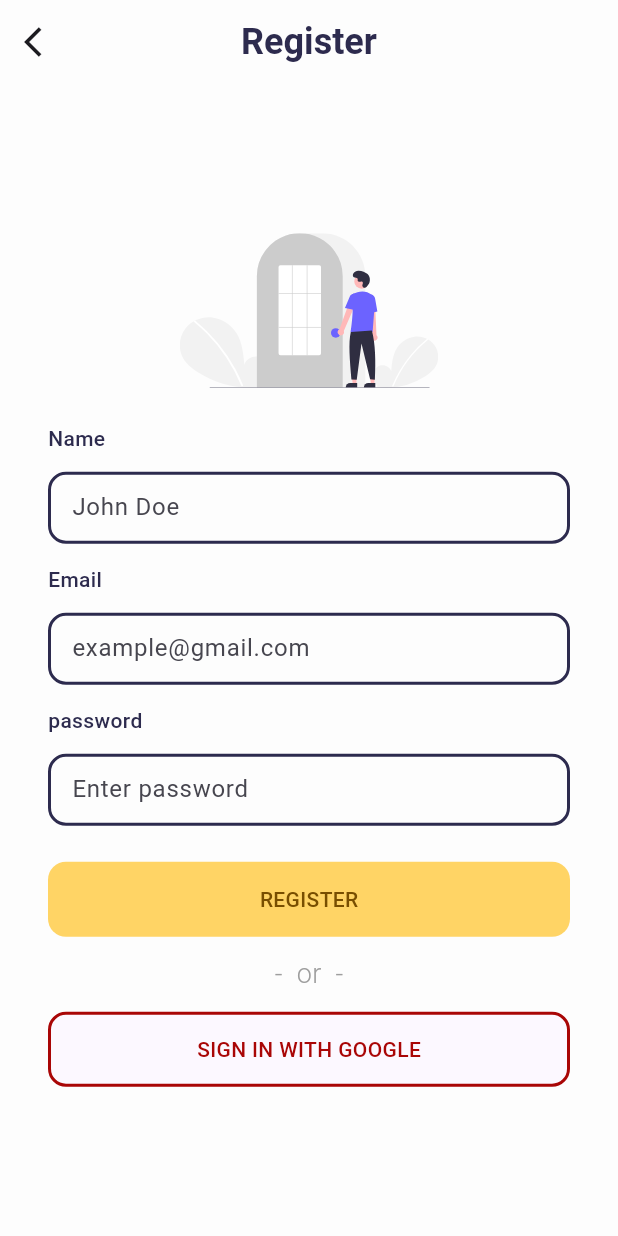
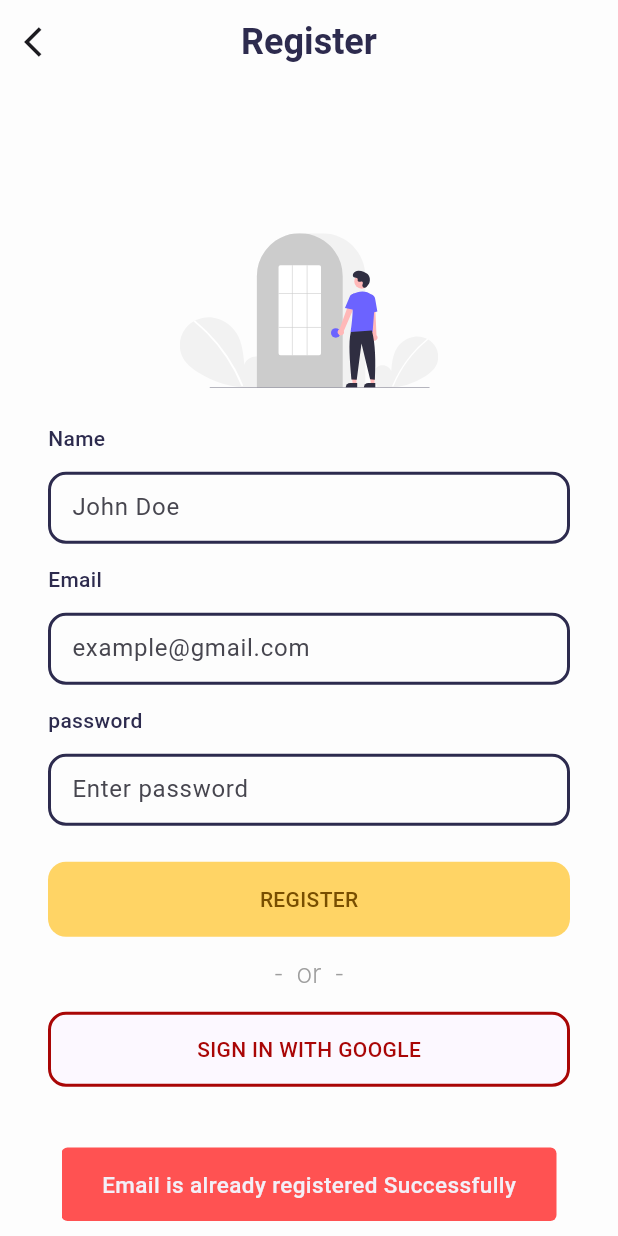
Before and after one commit to yehya-s-ashour/Betweener_app, a Flutter app: the RegisterView screen opened by its route, after a tap on "REGISTER", on a phone screen of 412 x 824 dp. Run offline on Flutter 3.47's test engine with Material 2 defaults, Android fonts, the phone set to English and light mode, and no system bars; our stand-ins replace email_validator, flutter_slidable, flutter_svg, shared_preferences; accounts and stored records are empty; network calls fail.

Commit message:
All required done

```diff
--- a/lib/constants.dart
+++ b/lib/constants.dart
@@ -3,6 +3,7 @@ import 'package:flutter/material.dart';
 // endpoints==================
 const baseUrl = 'http://www.osamapro.online/api';
 const loginUrl = '$baseUrl/login';
+const registerUrl = '$baseUrl/register';
 const linksUrl = '$baseUrl/links';
 const searchUrl = '$baseUrl/search';
 const addUserUrl = '$baseUrl/follow';
--- a/lib/controllers/auth_controller.dart
+++ b/lib/controllers/auth_controller.dart
@@ -1,6 +1,8 @@
+import 'package:flutter/material.dart';
 import 'package:http/http.dart' as http;
 import 'package:tt9_betweener_challenge/constants.dart';
 import 'package:tt9_betweener_challenge/models/user.dart';
+import 'package:tt9_betweener_challenge/views/login_view.dart';
 
 Future<User> login(Map<String, String> body) async {
   final response = await http.post(
@@ -14,3 +16,41 @@ Future<User> login(Map<String, String> body) async {
     throw Exception('Failed to login');
   }
 }
+
+Future<void> register(
+  BuildContext context, {
+  required String email,
+  required String name,
+  required String password,
+  required String passwordConfirmation,
+}) async {
+  http.Response response = await http.post(Uri.parse(registerUrl), body: {
+    "name": name,
+    "email": email,
+    "password": password,
+    "password_confirmation": passwordConfirmation
+  });
+  if (response.statusCode == 201) {
+    Navigator.pushReplacementNamed(context, LoginView.id);
+  } else if (response.statusCode == 200) {
+    showAlert(context, message: 'This email is used before');
+  } else {
+    return Future.error('failed to register');
+  }
+}
+
+void showAlert(context, {required String message, bool isError = true}) {
+  ScaffoldMessenger.of(context).showSnackBar(const SnackBar(
+    content: Center(
+      child: Text(
+        'Email is already registered Successfully',
+        style: TextStyle(fontSize: 15, fontWeight: FontWeight.w500),
+      ),
+    ),
+    backgroundColor: Colors.redAccent,
+    duration: Duration(seconds: 2),
+    width: 330,
+    elevation: 0,
+    behavior: SnackBarBehavior.floating,
+  ));
+}
--- a/lib/views/register_view.dart
+++ b/lib/views/register_view.dart
@@ -1,6 +1,10 @@
 import 'package:flutter/material.dart';
 import 'package:flutter_svg/flutter_svg.dart';
+import 'package:shared_preferences/shared_preferences.dart';
 import 'package:tt9_betweener_challenge/assets.dart';
+import 'package:tt9_betweener_challenge/controllers/auth_controller.dart';
+import 'package:tt9_betweener_challenge/models/user.dart';
+import 'package:tt9_betweener_challenge/views/main_app_view.dart';
 import 'package:tt9_betweener_challenge/views/widgets/custom_text_form_field.dart';
 import 'package:tt9_betweener_challenge/views/widgets/secondary_button_widget.dart';
 
@@ -89,7 +93,16 @@ class _RegisterViewState extends State<RegisterView> {
                   ),
                   SecondaryButtonWidget(
                       onTap: () {
-                        if (_formKey.currentState!.validate()) {}
+                        if (_formKey.currentState!.validate()) {
+                          register(context,
+                                  email: emailController.text,
+                                  name: nameController.text,
+                                  password: passwordController.text,
+                                  passwordConfirmation: passwordController.text)
+                              .catchError((e) {
+                            showAlert(context, message: e.toString());
+                          });
+                        }
                       },
                       text: 'REGISTER'),
                   const SizedBox(
```
Also changed, not shown: lib/views/home_view.dart (+3 -5 lines), lib/views/search_view.dart (+43 -16 lines), 1 other file.
